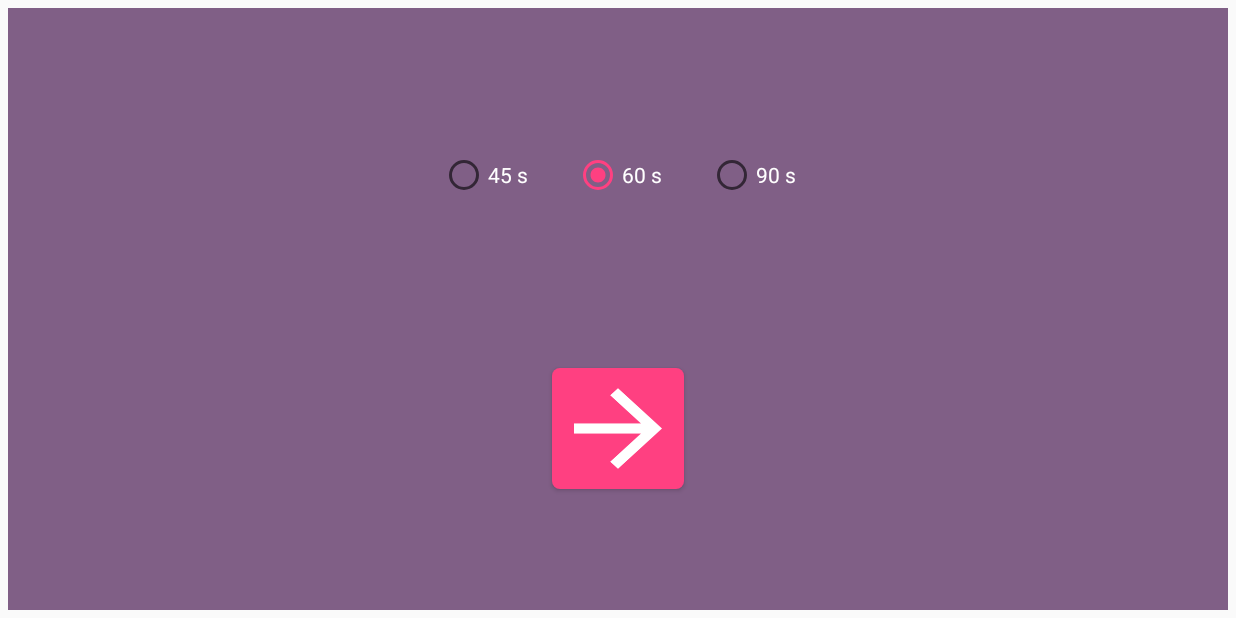
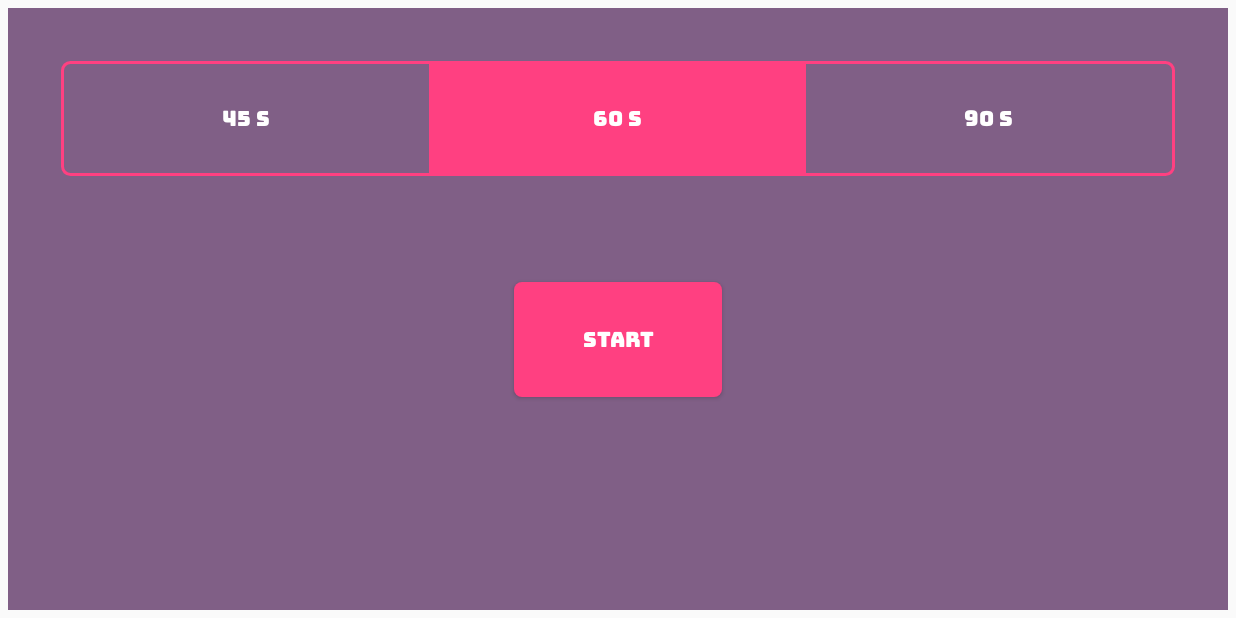
Before and after one commit to magasol/Headsup, an Android app: the GameRoundStartFragment screen opened directly, with no data from a screen before it, on a phone screen of 824 x 412 dp (held sideways). Run offline under Robolectric (Android 15) with nearby library versions, the phone set to English and light mode, and no system bars; our stand-ins replace data binding; 2 statements that could not run were skipped.

Commit message:
changed game round start fragment style, removed unused strings

```diff
--- a/czolko/app/src/main/res/drawable/button_next.xml
+++ b/czolko/app/src/main/res/drawable/btn_next.xml
@@ -3,10 +3,10 @@
 
     <item
         android:state_pressed="false"
-        android:drawable="@drawable/button_next_shape" />
+        android:drawable="@drawable/btn_next_shape" />
 
     <item
         android:state_pressed="true"
-        android:drawable="@drawable/button_next_active_shape" />
+        android:drawable="@drawable/btn_next_active_shape" />
 
 </selector>
--- /dev/null
+++ b/czolko/app/src/main/res/drawable/r_btn_round_time_left.xml
@@ -0,0 +1,21 @@
+<?xml version="1.0" encoding="utf-8"?>
+<selector xmlns:android="http://schemas.android.com/apk/res/android" >
+    <item android:state_checked="true">
+        <shape android:shape="rectangle" >
+            <corners
+                android:bottomLeftRadius="@dimen/radio_button_radius"
+                android:topLeftRadius="@dimen/radio_button_radius" />
+            <stroke android:width="@dimen/radio_button_stroke_width" android:color="@color/colorAccent" />
+            <solid android:color="@color/colorAccent" />
+        </shape>
+    </item>
+
+    <item>
+        <shape android:shape="rectangle" >
+            <corners
+                android:bottomLeftRadius="@dimen/radio_button_radius"
+                android:topLeftRadius="@dimen/radio_button_radius" />
+            <stroke android:width="@dimen/radio_button_stroke_width" android:color="@color/colorAccent" />
+        </shape>
+    </item>
+</selector>
--- /dev/null
+++ b/czolko/app/src/main/res/drawable/r_btn_round_time_middle.xml
@@ -0,0 +1,15 @@
+<?xml version="1.0" encoding="utf-8"?>
+<selector xmlns:android="http://schemas.android.com/apk/res/android" >
+    <item android:state_checked="true">
+        <shape android:shape="rectangle" >
+            <stroke android:width="@dimen/radio_button_stroke_width" android:color="@color/colorAccent" />
+            <solid android:color="@color/colorAccent" />
+        </shape>
+    </item>
+
+    <item>
+        <shape android:shape="rectangle" >
+            <stroke android:width="@dimen/radio_button_stroke_width" android:color="@color/colorAccent" />
+        </shape>
+    </item>
+</selector>
--- /dev/null
+++ b/czolko/app/src/main/res/drawable/r_btn_round_time_right.xml
@@ -0,0 +1,21 @@
+<?xml version="1.0" encoding="utf-8"?>
+<selector xmlns:android="http://schemas.android.com/apk/res/android" >
+    <item android:state_checked="true">
+        <shape android:shape="rectangle" >
+            <corners
+                android:bottomRightRadius="@dimen/radio_button_radius"
+                android:topRightRadius="@dimen/radio_button_radius" />
+            <stroke android:width="@dimen/radio_button_stroke_width" android:color="@color/colorAccent" />
+            <solid android:color="@color/colorAccent" />
+        </shape>
+    </item>
+
+    <item>
+        <shape android:shape="rectangle" >
+            <corners
+                android:bottomRightRadius="@dimen/radio_button_radius"
+                android:topRightRadius="@dimen/radio_button_radius" />
+            <stroke android:width="@dimen/radio_button_stroke_width" android:color="@color/colorAccent" />
+        </shape>
+    </item>
+</selector>
--- a/czolko/app/src/main/res/layout/fragment_game_round_start.xml
+++ b/czolko/app/src/main/res/layout/fragment_game_round_start.xml
@@ -18,65 +18,70 @@
                 android:background="@color/seeThroughPurple"
                 android:layout_width="match_parent"
                 android:layout_height="match_parent"
-                android:weightSum="5"
                 android:orientation="vertical">
-
-                <FrameLayout
-                    android:id="@+id/blankGameRoundStart1"
-                    android:layout_width="match_parent"
-                    android:layout_height="0dp"
-                    android:layout_weight="1" />
 
                 <RadioGroup
                     android:id="@+id/roundTimeRadioGroup"
-                    android:layout_width="wrap_content"
-                    android:layout_height="0dp"
-                    android:layout_weight="1"
+                    android:layout_width="match_parent"
+                    android:layout_height="wrap_content"
                     android:layout_gravity="center"
+                    android:layout_margin="@dimen/margin_L"
                     android:orientation="horizontal">
 
                     <RadioButton
                         android:id="@+id/roundTime45"
+                        android:background="@drawable/r_btn_round_time_left"
+                        android:button="@android:color/transparent"
                         android:layout_height="wrap_content"
-                        android:layout_width="wrap_content"
-                        android:layout_margin="@dimen/margin_S"
+                        android:layout_width="0dp"
+                        android:layout_weight="1"
+                        android:paddingVertical="@dimen/padding_S"
+                        android:fontFamily="@font/bungee_regular"
                         android:text="@string/time45s"
+                        android:textAlignment="center"
                         android:textColor="@color/white" />
 
                     <RadioButton
                         android:id="@+id/roundTime60"
+                        android:background="@drawable/r_btn_round_time_middle"
+                        android:button="@android:color/transparent"
                         android:checked="true"
                         android:layout_height="wrap_content"
-                        android:layout_width="wrap_content"
-                        android:layout_margin="@dimen/margin_S"
+                        android:layout_width="0dp"
+                        android:layout_weight="1"
+                        android:paddingVertical="@dimen/padding_S"
+                        android:fontFamily="@font/bungee_regular"
                         android:text="@string/time60s"
+                        android:textAlignment="center"
                         android:textColor="@color/white" />
 
                     <RadioButton
                         android:id="@+id/roundTime90"
+                        android:background="@drawable/r_btn_round_time_right"
+                        android:button="@android:color/transparent"
                         android:layout_height="wrap_content"
-                        android:layout_width="wrap_content"
-                        android:layout_margin="@dimen/margin_S"
+                        android:layout_width="0dp"
+                        android:layout_weight="1"
+                        android:paddingVertical="@dimen/padding_S"
+                        android:fontFamily="@font/bungee_regular"
                         android:text="@string/time90s"
+                        android:textAlignment="center"
                         android:textColor="@color/white" />
 
                 </RadioGroup>
 
-                <FrameLayout
-                    android:id="@+id/blankGameRoundStart2"
-                    android:layout_width="match_parent"
-                    android:layout_height="0dp"
-                    android:layout_weight="1" />
-
-                <!-- TODO OVERRIDE BELO 23 VERSION HEN RADIO BUTTON CUSTOMED -->
                 <Button
                     android:id="@+id/buttonNextGameRoundStart"
-                    android:background="@drawable/button_next"
-                    android:foreground="@drawable/ic_next"
+                    android:background="@drawable/btn_next"
                     android:layout_width="wrap_content"
-                    android:layout_height="0dp"
-                    android:layout_weight="1"
-                    android:layout_gravity="center" />
+                    android:layout_height="wrap_content"
+                    android:layout_gravity="center"
+                    android:paddingHorizontal="@dimen/padding_L"
+                    android:paddingVertical="@dimen/padding_S"
+                    android:layout_margin="@dimen/margin_L"
+                    android:fontFamily="@font/bungee_regular"
+                    android:text="@string/start"
+                    android:textColor="@color/white" />
 
             </LinearLayout>
 
--- a/czolko/app/src/main/res/values/dimens.xml
+++ b/czolko/app/src/main/res/values/dimens.xml
@@ -9,5 +9,9 @@
     <dimen name="text_size_card_view_M">30sp</dimen>
     <dimen name="text_size_card_view_L">40sp</dimen>
     <dimen name="margin_S">15dp</dimen>
-    <dimen name="margin_M">25dp</dimen>
+    <dimen name="margin_L">35dp</dimen>
+    <dimen name="radio_button_radius">5dp</dimen>
+    <dimen name="radio_button_stroke_width">2sp</dimen>
+    <dimen name="padding_S">20dp</dimen>
+    <dimen name="padding_L">45dp</dimen>
 </resources>
--- a/czolko/app/src/main/res/values/strings.xml
+++ b/czolko/app/src/main/res/values/strings.xml
@@ -1,13 +1,8 @@
 <resources>
     <string name="app_name">Heads-up</string>
-    <string name="books">Books</string>
-    <string name="children_stories">Children Stories</string>
-    <string name="famous_people">Famous people</string>
-    <string name="songs">Songs</string>
-    <string name="movies">Movies</string>
     <string name="fail_game_round">Fail!</string>
     <string name="good_game_round">Good!</string>
-    <string name="tap_to_start">Tap to start</string>
+    <string name="start">Start</string>
     <string name="game_over">Game Over</string>
     <string name="points_game_over">Points:</string>
     <string name="fail_game_over">Fail:</string>
```
Also changed, not shown: czolko/app/src/main/res/drawable/btn_next_active_shape.xml (renamed from czolko/app/src/main/res/drawable/button_next_active_shape.xml), czolko/app/src/main/res/drawable/btn_next_shape.xml (renamed from czolko/app/src/main/res/drawable/button_next_shape.xml), 1 other file.
